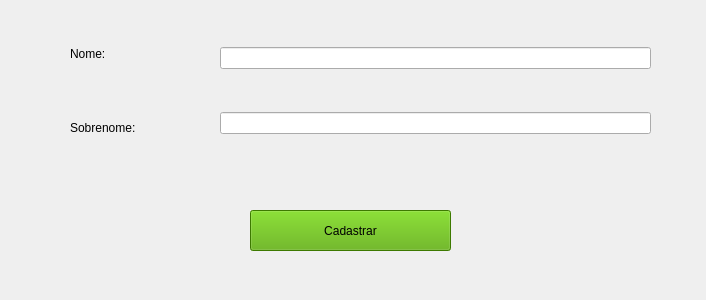
First picture: the form in sistema/screens/cadastroPessoas.ui, repository GEspinosa7/DesafioGD, before the edit.
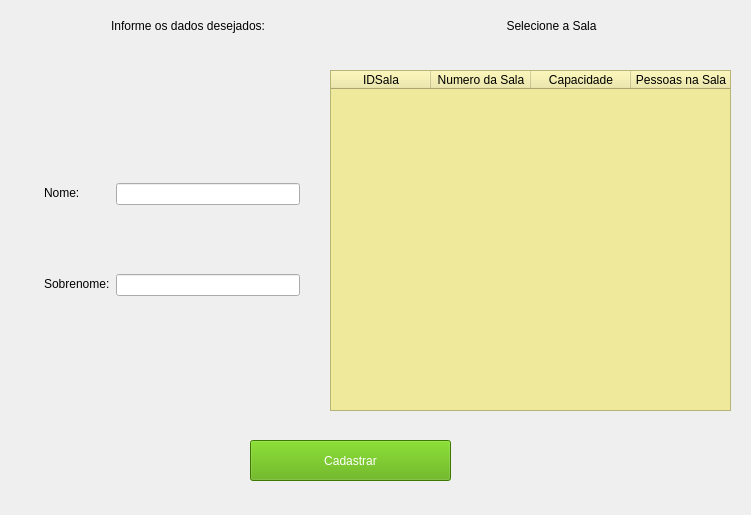
Second picture: the form after the edit.

Commit message: add crud com screens para salas

```diff
--- a/sistema/screens/cadastroPessoas.ui
+++ b/sistema/screens/cadastroPessoas.ui
@@ -6,55 +6,38 @@
    <rect>
     <x>0</x>
     <y>0</y>
-    <width>706</width>
-    <height>300</height>
+    <width>751</width>
+    <height>515</height>
    </rect>
   </property>
   <property name="minimumSize">
    <size>
-    <width>706</width>
-    <height>300</height>
+    <width>751</width>
+    <height>515</height>
    </size>
   </property>
   <property name="maximumSize">
    <size>
-    <width>706</width>
-    <height>300</height>
+    <width>751</width>
+    <height>515</height>
    </size>
   </property>
   <property name="windowTitle">
    <string>Cadastrar Pessoas</string>
   </property>
-  <widget class="QWidget" name="verticalLayoutWidget">
-   <property name="geometry">
-    <rect>
-     <x>220</x>
-     <y>10</y>
-     <width>431</width>
-     <height>161</height>
-    </rect>
-   </property>
-   <layout class="QVBoxLayout" name="verticalLayout">
-    <item>
-     <widget class="QLineEdit" name="lineEditNome"/>
-    </item>
-    <item>
-     <widget class="QLineEdit" name="lineEditSobrenome"/>
-    </item>
-   </layout>
-  </widget>
   <widget class="QPushButton" name="btnCadastrar">
    <property name="geometry">
     <rect>
      <x>250</x>
-     <y>210</y>
+     <y>440</y>
      <width>201</width>
      <height>41</height>
     </rect>
    </property>
    <property name="styleSheet">
     <string notr="true">background-color: rgb(85, 170, 0);
-font: 75 9pt &quot;MS Shell Dlg 2&quot;;</string>
+font: 75 12pt &quot;MS Shell Dlg 2&quot;;
+color: rgb(255, 255, 255);</string>
    </property>
    <property name="text">
     <string>Cadastrar</string>
@@ -63,35 +46,147 @@
   <widget class="QWidget" name="verticalLayoutWidget_2">
    <property name="geometry">
     <rect>
-     <x>70</x>
-     <y>20</y>
-     <width>111</width>
-     <height>141</height>
+     <x>9</x>
+     <y>0</y>
+     <width>721</width>
+     <height>51</height>
     </rect>
    </property>
-   <layout class="QVBoxLayout" name="verticalLayout_2">
+   <layout class="QHBoxLayout" name="horizontalLayout">
     <item>
-     <widget class="QLabel" name="lblNome">
+     <widget class="QLabel" name="label_2">
+      <property name="styleSheet">
+       <string notr="true">font: 75 12pt &quot;MS Shell Dlg 2&quot;;</string>
+      </property>
       <property name="text">
-       <string>Nome:</string>
+       <string>Informe os dados desejados:</string>
       </property>
       <property name="alignment">
-       <set>Qt::AlignLeading|Qt::AlignLeft|Qt::AlignVCenter</set>
+       <set>Qt::AlignCenter</set>
       </property>
      </widget>
     </item>
     <item>
-     <widget class="QLabel" name="lblSobrenome">
+     <widget class="QLabel" name="label">
+      <property name="styleSheet">
+       <string notr="true">font: 75 12pt &quot;MS Shell Dlg 2&quot;;</string>
+      </property>
       <property name="text">
-       <string>Sobrenome:</string>
+       <string>Selecione a Sala</string>
       </property>
       <property name="alignment">
-       <set>Qt::AlignLeading|Qt::AlignLeft|Qt::AlignVCenter</set>
+       <set>Qt::AlignCenter</set>
       </property>
      </widget>
     </item>
    </layout>
   </widget>
+  <widget class="QTableWidget" name="tableWidget">
+   <property name="geometry">
+    <rect>
+     <x>330</x>
+     <y>70</y>
+     <width>401</width>
+     <height>341</height>
+    </rect>
+   </property>
+   <property name="styleSheet">
+    <string notr="true">background-color: rgb(239, 233, 156);</string>
+   </property>
+   <property name="horizontalScrollBarPolicy">
+    <enum>Qt::ScrollBarAlwaysOff</enum>
+   </property>
+   <property name="alternatingRowColors">
+    <bool>true</bool>
+   </property>
+   <property name="gridStyle">
+    <enum>Qt::DashDotDotLine</enum>
+   </property>
+   <column>
+    <property name="text">
+     <string>IDSala</string>
+    </property>
+   </column>
+   <column>
+    <property name="text">
+     <string>Numero da Sala</string>
+    </property>
+   </column>
+   <column>
+    <property name="text">
+     <string>Capacidade</string>
+    </property>
+   </column>
+   <column>
+    <property name="text">
+     <string>Pessoas na Sala</string>
+    </property>
+   </column>
+  </widget>
+  <widget class="QWidget" name="horizontalLayoutWidget_2">
+   <property name="geometry">
+    <rect>
+     <x>9</x>
+     <y>70</y>
+     <width>311</width>
+     <height>341</height>
+    </rect>
+   </property>
+   <layout class="QHBoxLayout" name="horizontalLayout_2">
+    <property name="leftMargin">
+     <number>35</number>
+    </property>
+    <property name="topMargin">
+     <number>50</number>
+    </property>
+    <property name="rightMargin">
+     <number>20</number>
+    </property>
+    <property name="bottomMargin">
+     <number>50</number>
+    </property>
+    <item>
+     <layout class="QVBoxLayout" name="verticalLayout_2">
+      <property name="topMargin">
+       <number>30</number>
+      </property>
+      <property name="bottomMargin">
+       <number>35</number>
+      </property>
+      <item>
+       <widget class="QLabel" name="lblNome">
+        <property name="text">
+         <string>Nome:</string>
+        </property>
+        <property name="alignment">
+         <set>Qt::AlignLeading|Qt::AlignLeft|Qt::AlignVCenter</set>
+        </property>
+       </widget>
+      </item>
+      <item>
+       <widget class="QLabel" name="lblSobrenome">
+        <property name="text">
+         <string>Sobrenome:</string>
+        </property>
+        <property name="alignment">
+         <set>Qt::AlignLeading|Qt::AlignLeft|Qt::AlignVCenter</set>
+        </property>
+       </widget>
+      </item>
+     </layout>
+    </item>
+    <item>
+     <layout class="QVBoxLayout" name="verticalLayout">
+      <item>
+       <widget class="QLineEdit" name="lineEditNome"/>
+      </item>
+      <item>
+       <widget class="QLineEdit" name="lineEditSobrenome"/>
+      </item>
+     </layout>
+    </item>
+   </layout>
+  </widget>
  </widget>
  <resources/>
  <connections/>
```
Left out of the diff: 2 changed lines with no effect on the pictures. The commit also changes 6 other files.
